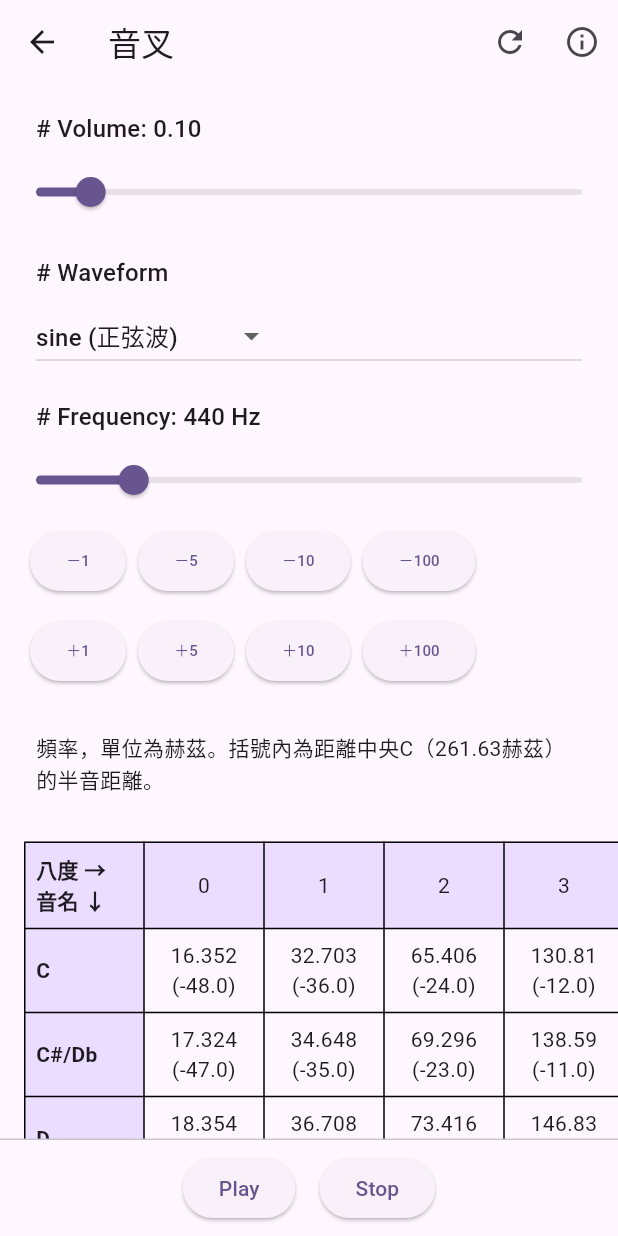
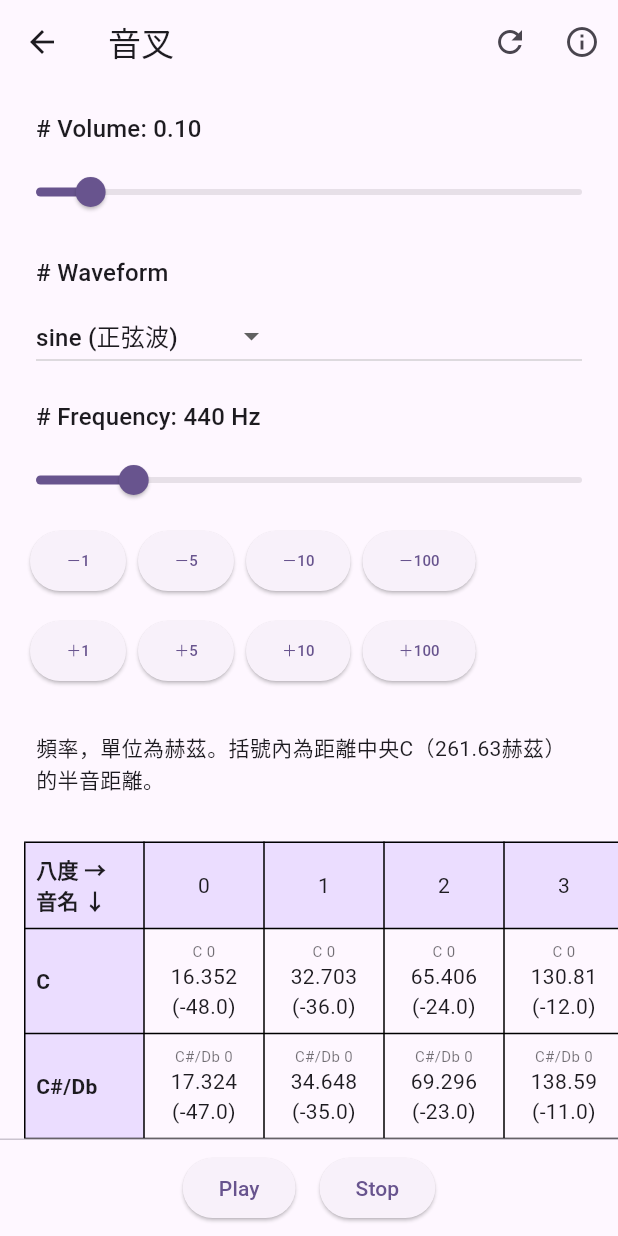
Before and after one commit to wjprogramer/flutter_sing_tools, a Flutter app: the TuningForkPage screen opened directly, on a phone screen of 412 x 824 dp. Run offline on Flutter 3.47's test engine with Material 3 defaults, Android fonts, the phone set to English and light mode, and no system bars; our stand-ins replace bloc, equatable, fl_chart, flutter_bloc, gap, permission_handler and 3 more; missing offline and left inert: buffered_list_stream, dart:js_interop, flutter_sound, pitch_detector_dart, pitchupdart, record.

Commit message:
tuning fork

```diff
--- /dev/null
+++ b/lib/pages/tuning_fork/enums.dart
@@ -0,0 +1,27 @@
+enum Waveform {
+  sine,
+  square,
+  triangle,
+  sawtooth;
+
+  String get code => switch (this) {
+    Waveform.sine => 'sine',
+    Waveform.square => 'square',
+    Waveform.triangle => 'triangle',
+    Waveform.sawtooth => 'sawtooth',
+  };
+
+  String get displayName => switch (this) {
+    Waveform.sine => 'sine (正弦波)',
+    Waveform.square => 'square (方波)',
+    Waveform.triangle => 'triangle (三角波)',
+    Waveform.sawtooth => 'sawtooth (鋸齒波)',
+  };
+
+  double get limitMaxVolume => switch (this) {
+    Waveform.sine => 1,
+    Waveform.square => 0.01,
+    Waveform.triangle => 0.03,
+    Waveform.sawtooth => 0.015,
+  };
+}
--- /dev/null
+++ b/lib/pages/tuning_fork/models.dart
@@ -0,0 +1,31 @@
+class FrequencyItem {
+  FrequencyItem(this.value, this.diff, {
+    this.note = '',
+    this.octave = 0,
+  });
+
+  /// 音名
+  final String note;
+
+  /// 八度
+  final int octave;
+
+  /// 頻率
+  final double value;
+
+  final double diff;
+
+  FrequencyItem copyWith({
+    String? note,
+    int? octave,
+    double? value,
+    double? diff,
+  }) {
+    return FrequencyItem(
+      value ?? this.value,
+      diff ?? this.diff,
+      note: note ?? this.note,
+      octave: octave ?? this.octave,
+    );
+  }
+}
--- /dev/null
+++ b/lib/pages/tuning_fork/repositories.dart
@@ -0,0 +1,58 @@
+import 'models.dart';
+
+class PitchFrequencyRepository {
+  final List<String> _octaves = ['0', '1', '2', '3', '4', '5', '6', '7', '8', '9'];
+  final List<String> _notes = [
+    'C', 'C#/Db', 'D', 'D#/Eb', 'E', 'F',
+    'F#/Gb', 'G', 'G#/Ab', 'A', 'A#/Bb', 'B'
+  ];
+
+  final List<List<FrequencyItem>> _frequencies = [
+    [FrequencyItem(16.352, -48), FrequencyItem(32.703, -36), FrequencyItem(65.406, -24), FrequencyItem(130.81, -12), FrequencyItem(261.63, 0), FrequencyItem(523.25, 12),
+      FrequencyItem(1046.5, 24), FrequencyItem(2093.0, 36), FrequencyItem(4186.0, 48), FrequencyItem(8372.0, 60)],
+    [FrequencyItem(17.324, -47), FrequencyItem(34.648, -35), FrequencyItem(69.296, -23), FrequencyItem(138.59, -11), FrequencyItem(277.18, 1), FrequencyItem(554.37, 13),
+      FrequencyItem(1108.7, 25), FrequencyItem(2217.5, 37), FrequencyItem(4434.9, 49), FrequencyItem(8869.8, 61)],
+    [FrequencyItem(18.354, -46), FrequencyItem(36.708, -34), FrequencyItem(73.416, -22), FrequencyItem(146.83, -10), FrequencyItem(293.66, 2), FrequencyItem(587.33, 14),
+      FrequencyItem(1174.7, 26), FrequencyItem(2349.3, 38), FrequencyItem(4698.6, 50), FrequencyItem(9397.3, 62)],
+    [FrequencyItem(19.445, -45), FrequencyItem(38.891, -33), FrequencyItem(77.782, -21), FrequencyItem(155.56, -9), FrequencyItem(311.13, 3), FrequencyItem(622.25, 15),
+      FrequencyItem(1244.5, 27), FrequencyItem(2489.0, 39), FrequencyItem(4978.0, 51), FrequencyItem(9956.1, 63)],
+    [FrequencyItem(20.602, -44), FrequencyItem(41.203, -32), FrequencyItem(82.407, -20), FrequencyItem(164.81, -8), FrequencyItem(329.63, 4), FrequencyItem(659.26, 16),
+      FrequencyItem(1318.5, 28), FrequencyItem(2637.0, 40), FrequencyItem(5274.0, 52), FrequencyItem(10548, 64)],
+    [FrequencyItem(21.827, -43), FrequencyItem(43.654, -31), FrequencyItem(87.307, -19), FrequencyItem(174.61, -7), FrequencyItem(349.23, 5), FrequencyItem(698.46, 17),
+      FrequencyItem(1396.9, 29), FrequencyItem(2793.8, 41), FrequencyItem(5587.7, 53), FrequencyItem(11175, 65)],
+    [FrequencyItem(23.125, -42), FrequencyItem(46.249, -30), FrequencyItem(92.499, -18), FrequencyItem(185.00, -6), FrequencyItem(369.99, 6), FrequencyItem(739.99, 18),
+      FrequencyItem(1480.0, 30), FrequencyItem(2960.0, 42), FrequencyItem(5919.0, 54), FrequencyItem(11840, 66)],
+    [FrequencyItem(24.500, -41), FrequencyItem(48.999, -29), FrequencyItem(97.999, -17), FrequencyItem(196.00, -5), FrequencyItem(392.00, 7), FrequencyItem(783.99, 19),
+      FrequencyItem(1568.0, 31), FrequencyItem(3136.0, 43), FrequencyItem(6271.9, 55), FrequencyItem(12544, 67)],
+    [FrequencyItem(25.957, -40), FrequencyItem(51.913, -28), FrequencyItem(103.83, -16), FrequencyItem(207.65, -4), FrequencyItem(415.30, 8), FrequencyItem(830.61, 20),
+      FrequencyItem(1661.2, 32), FrequencyItem(3322.4, 44), FrequencyItem(6644.9, 56), FrequencyItem(13290, 68)],
+    [FrequencyItem(27.500, -39), FrequencyItem(55.000, -27), FrequencyItem(110.00, -15), FrequencyItem(220.00, -3), FrequencyItem(440.00, 9), FrequencyItem(880.00, 21),
+      FrequencyItem(1760.0, 33), FrequencyItem(3520.0, 45), FrequencyItem(7040.0, 57), FrequencyItem(14080, 69)],
+    [FrequencyItem(29.135, -38), FrequencyItem(58.270, -26), FrequencyItem(116.54, -14), FrequencyItem(233.08, -2), FrequencyItem(466.16, 10), FrequencyItem(932.33, 22),
+      FrequencyItem(1864.7, 34), FrequencyItem(3729.3, 46), FrequencyItem(7458.6, 58), FrequencyItem(14917, 70)],
+    [FrequencyItem(30.868, -37), FrequencyItem(61.735, -25), FrequencyItem(123.47, -13), FrequencyItem(246.94, -1), FrequencyItem(493.88, 11), FrequencyItem(987.77, 23),
+      FrequencyItem(1975.5, 35), FrequencyItem(3951.1, 47), FrequencyItem(7902.1, 59), FrequencyItem(15804, 71)],
+  ];
+
+  List<String> getOctaves() {
+    return _octaves.toList();
+  }
+
+  List<String> getNotes() {
+    return _notes.toList();
+  }
+
+  List<List<FrequencyItem>> getFrequencies() {
+    final List<List<FrequencyItem>> result = [];
+
+    for (var i = 0; i < _notes.length; i++) {
+      final List<FrequencyItem> octaveFrequencies = _frequencies[i];
+      final List<FrequencyItem> octaveItems = octaveFrequencies.map((item) {
+        return item.copyWith(note: _notes[i], octave: 0);
+      }).toList();
+      result.add(octaveItems);
+    }
+
+    return result;
+  }
+}
--- a/lib/pages/tuning_fork/tuning_fork_page.dart
+++ b/lib/pages/tuning_fork/tuning_fork_page.dart
@@ -1,11 +1,15 @@
 import 'dart:convert';
 
 import 'package:flutter/material.dart';
+import 'package:flutter_sing_tools/pages/tuning_fork/repositories.dart';
 import 'package:flutter_sing_tools/utilities/assets.dart';
 import 'package:flutter_sing_tools/widgets/widgets.dart';
 import 'package:gap/gap.dart';
 import 'package:rxdart/rxdart.dart';
 import 'package:webview_flutter/webview_flutter.dart';
+
+import 'enums.dart';
+import 'models.dart';
 
 /// Ref:
 ///
@@ -22,7 +26,7 @@ class _TuningForkPageState extends State<TuningForkPage> {
 
   final _frequency$ = BehaviorSubject.seeded(440.0);
   final _volume$ = BehaviorSubject.seeded(0.1);
-  final _waveform$ = BehaviorSubject.seeded(_Waveform.sine);
+  final _waveform$ = BehaviorSubject.seeded(Waveform.sine);
 
   @override
   void initState() {
@@ -54,29 +58,33 @@ class _TuningForkPageState extends State<TuningForkPage> {
   }
 
   Future<void> _setVolume(double volume) async {
+    final maxVolume = _waveform$.value.limitMaxVolume;
+    final realVolume = volume.clamp(0, maxVolume);
     _volume$.add(volume);
-    await _controller.runJavaScript('setVolume(${volume.toStringAsFixed(2)})');
+    await _controller.runJavaScript('setVolume(${realVolume.toStringAsFixed(2)})');
   }
 
-  Future<void> _setWaveform(_Waveform? waveform) async {
+  Future<void> _setWaveform(Waveform? waveform) async {
     if (waveform == null || waveform == _waveform$.value) return;
     _waveform$.add(waveform);
-    await _controller.runJavaScript("setWaveform('${waveform.code}')");
+    await _controller.runJavaScript('setWaveform("${waveform.code}")');
     await _play();
   }
 
   Future<void> _play() async {
+    final maxVolume = _waveform$.value.limitMaxVolume;
+    final volume = _volume$.value.clamp(0, maxVolume);
     final options = {
       'frequency': _frequency$.value.toInt(),
-      'volume': _volume$.value.toStringAsFixed(2),
+      'volume': volume.toStringAsFixed(3),
       'waveform': _waveform$.value.code,
     };
     final optionsJson = jsonEncode(options);
-    await _controller.runJavaScript("play($optionsJson)");
+    await _controller.runJavaScript('play($optionsJson)');
   }
 
   Future<void> _stop() async {
-    await _controller.runJavaScript("stop()");
+    await _controller.runJavaScript('stop()');
   }
 
   @override
@@ -155,6 +163,26 @@ class _TuningForkPageState extends State<TuningForkPage> {
                                 value: value,
                                 onChanged: _setVolume,
                               ),
+                              StreamBuilder<Waveform>(
+                                stream: _waveform$,
+                                builder: (context, snapshot) {
+                                  final wave = snapshot.data ?? Waveform.sine;
+                                  final maxVolume = wave.limitMaxVolume;
+
+                                  if (maxVolume == 1) {
+                                    return SizedBox.shrink();
+                                  }
+
+                                  return FSPadding(
+                                    child: Text(
+                                      '為了保護聽力，${wave.displayName} 最大音量限制：${maxVolume.toStringAsFixed(2)}',
+                                      style: TextStyle(
+                                        color: Theme.of(context).colorScheme.error,
+                                      ),
+                                    ),
+                                  );
+                                },
+                              ),
                             ],
                           );
                         },
@@ -162,14 +190,14 @@ class _TuningForkPageState extends State<TuningForkPage> {
                       FSPadding(
                         child: FSTitle('# Waveform'),
                       ),
-                      StreamBuilder<_Waveform>(
+                      StreamBuilder<Waveform>(
                         stream: _waveform$,
                         builder: (context, snapshot) {
-                          final value = snapshot.data ?? _Waveform.sine;
+                          final value = snapshot.data ?? Waveform.sine;
                           return FSPadding(
-                            child: DropdownButton<_Waveform>(
+                            child: DropdownButton<Waveform>(
                               value: value,
-                              items: _Waveform.values.map((type) => DropdownMenuItem(
+                              items: Waveform.values.map((type) => DropdownMenuItem(
                                 value: type,
                                 child: Text(type.displayName),
                               )).toList(),
@@ -234,7 +262,18 @@ class _TuningForkPageState extends State<TuningForkPage> {
                           horizontal: 16,
                         ),
                         scrollDirection: Axis.horizontal,
-                        child: PitchFrequencyTable(),
+                        child: StreamBuilder<double>(
+                          stream: _frequency$,
+                          builder: (context, snapshot) {
+                            final value = snapshot.data ?? 440.0;
+                            return PitchFrequencyTable(
+                              value: value,
+                              onTap: (freqItem) {
+                                _setFrequency(freqItem.value);
+                              },
+                            );
+                          },
+                        ),
                       ),
                     ],
                   ),
@@ -270,63 +309,36 @@ class _TuningForkPageState extends State<TuningForkPage> {
   }
 }
 
-enum _Waveform {
-  sine,
-  square,
-  triangle,
-  sawtooth;
+/// 音高頻率表
+class PitchFrequencyTable extends StatefulWidget {
+  const PitchFrequencyTable({
+    super.key,
+    required this.value,
+    this.onTap,
+  });
 
-  String get code => switch (this) {
-    _Waveform.sine => 'sine',
-    _Waveform.square => 'square',
-    _Waveform.triangle => 'triangle',
-    _Waveform.sawtooth => 'sawtooth',
-  };
+  /// 頻率值，單位為赫茲
+  final double value;
 
-  String get displayName => switch (this) {
-    _Waveform.sine => 'sine (正弦波)',
-    _Waveform.square => 'square (方波)',
-    _Waveform.triangle => 'triangle (三角波)',
-    _Waveform.sawtooth => 'sawtooth (鋸齒波)',
-  };
+  final void Function(FrequencyItem item)? onTap;
+
+  @override
+  State<PitchFrequencyTable> createState() => _PitchFrequencyTableState();
 }
 
-/// 音高頻率表
-class PitchFrequencyTable extends StatelessWidget {
-  PitchFrequencyTable({super.key});
+class _PitchFrequencyTableState extends State<PitchFrequencyTable> {
+  final PitchFrequencyRepository _repository = PitchFrequencyRepository();
+  List<String> _octaves = [];
+  List<String> _notes = [];
+  List<List<FrequencyItem>> _frequencies = [];
 
-  final List<String> octaves = ['0', '1', '2', '3', '4', '5', '6', '7', '8', '9'];
-  final List<String> notes = [
-    'C', 'C#/Db', 'D', 'D#/Eb', 'E', 'F',
-    'F#/Gb', 'G', 'G#/Ab', 'A', 'A#/Bb', 'B'
-  ];
-
-  final List<List<_FrequencyItem>> _frequencies = [
-    [_FrequencyItem(16.352, -48), _FrequencyItem(32.703, -36), _FrequencyItem(65.406, -24), _FrequencyItem(130.81, -12), _FrequencyItem(261.63, 0), _FrequencyItem(523.25, 12),
-      _FrequencyItem(1046.5, 24), _FrequencyItem(2093.0, 36), _FrequencyItem(4186.0, 48), _FrequencyItem(8372.0, 60)],
-    [_FrequencyItem(17.324, -47), _FrequencyItem(34.648, -35), _FrequencyItem(69.296, -23), _FrequencyItem(138.59, -11), _FrequencyItem(277.18, 1), _FrequencyItem(554.37, 13),
-      _FrequencyItem(1108.7, 25), _FrequencyItem(2217.5, 37), _FrequencyItem(4434.9, 49), _FrequencyItem(8869.8, 61)],
-    [_FrequencyItem(18.354, -46), _FrequencyItem(36.708, -34), _FrequencyItem(73.416, -22), _FrequencyItem(146.83, -10), _FrequencyItem(293.66, 2), _FrequencyItem(587.33, 14),
-      _FrequencyItem(1174.7, 26), _FrequencyItem(2349.3, 38), _FrequencyItem(4698.6, 50), _FrequencyItem(9397.3, 62)],
-    [_FrequencyItem(19.445, -45), _FrequencyItem(38.891, -33), _FrequencyItem(77.782, -21), _FrequencyItem(155.56, -9), _FrequencyItem(311.13, 3), _FrequencyItem(622.25, 15),
-      _FrequencyItem(1244.5, 27), _FrequencyItem(2489.0, 39), _FrequencyItem(4978.0, 51), _FrequencyItem(9956.1, 63)],
-    [_FrequencyItem(20.602, -44), _FrequencyItem(41.203, -32), _FrequencyItem(82.407, -20), _FrequencyItem(164.81, -8), _FrequencyItem(329.63, 4), _FrequencyItem(659.26, 16),
-      _FrequencyItem(1318.5, 28), _FrequencyItem(2637.0, 40), _FrequencyItem(5274.0, 52), _FrequencyItem(10548, 64)],
-    [_FrequencyItem(21.827, -43), _FrequencyItem(43.654, -31), _FrequencyItem(87.307, -19), _FrequencyItem(174.61, -7), _FrequencyItem(349.23, 5), _FrequencyItem(698.46, 17),
-      _FrequencyItem(1396.9, 29), _FrequencyItem(2793.8, 41), _FrequencyItem(5587.7, 53), _FrequencyItem(11175, 65)],
-    [_FrequencyItem(23.125, -42), _FrequencyItem(46.249, -30), _FrequencyItem(92.499, -18), _FrequencyItem(185.00, -6), _FrequencyItem(369.99, 6), _FrequencyItem(739.99, 18),
-      _FrequencyItem(1480.0, 30), _FrequencyItem(2960.0, 42), _FrequencyItem(5919.0, 54), _FrequencyItem(11840, 66)],
-    [_FrequencyItem(24.500, -41), _FrequencyItem(48.999, -29), _FrequencyItem(97.999, -17), _FrequencyItem(196.00, -5), _FrequencyItem(392.00, 7), _FrequencyItem(783.99, 19),
-      _FrequencyItem(1568.0, 31), _FrequencyItem(3136.0, 43), _FrequencyItem(6271.9, 55), _FrequencyItem(12544, 67)],
-    [_FrequencyItem(25.957, -40), _FrequencyItem(51.913, -28), _FrequencyItem(103.83, -16), _FrequencyItem(207.65, -4), _FrequencyItem(415.30, 8), _FrequencyItem(830.61, 20),
-      _FrequencyItem(1661.2, 32), _FrequencyItem(3322.4, 44), _FrequencyItem(6644.9, 56), _FrequencyItem(13290, 68)],
-    [_FrequencyItem(27.500, -39), _FrequencyItem(55.000, -27), _FrequencyItem(110.00, -15), _FrequencyItem(220.00, -3), _FrequencyItem(440.00, 9), _FrequencyItem(880.00, 21),
-      _FrequencyItem(1760.0, 33), _FrequencyItem(3520.0, 45), _FrequencyItem(7040.0, 57), _FrequencyItem(14080, 69)],
-    [_FrequencyItem(29.135, -38), _FrequencyItem(58.270, -26), _FrequencyItem(116.54, -14), _FrequencyItem(233.08, -2), _FrequencyItem(466.16, 10), _FrequencyItem(932.33, 22),
-      _FrequencyItem(1864.7, 34), _FrequencyItem(3729.3, 46), _FrequencyItem(7458.6, 58), _FrequencyItem(14917, 70)],
-    [_FrequencyItem(30.868, -37), _FrequencyItem(61.735, -25), _FrequencyItem(123.47, -13), _FrequencyItem(246.94, -1), _FrequencyItem(493.88, 11), _FrequencyItem(987.77, 23),
-      _FrequencyItem(1975.5, 35), _FrequencyItem(3951.1, 47), _FrequencyItem(7902.1, 59), _FrequencyItem(15804, 71)],
-  ];
+  @override
+  void initState() {
+    super.initState();
+    _octaves = _repository.getOctaves();
+    _notes = _repository.getNotes();
+    _frequencies = _repository.getFrequencies();
+  }
 
   @override
   Widget build(BuildContext context) {
@@ -347,7 +359,7 @@ class PitchFrequencyTable extends StatelessWidget {
                 '八度 →\n音名 ↓', style: TextStyle(fontWeight: FontWeight.bold),
               ),
             ),
-            ...octaves.map((o) => TableCell(
+            ..._octaves.map((o) => TableCell(
               verticalAlignment: TableCellVerticalAlignment.fill,
               child: Container(
                 alignment: Alignment.center,
@@ -367,15 +379,39 @@ class PitchFrequencyTable extends StatelessWidget {
                   alignment: AlignmentDirectional.centerStart,
                   padding: EdgeInsets.all(8),
                   color: headerBackground,
-                  child: Text(notes[i], style: TextStyle(fontWeight: FontWeight.bold)),
+                  child: Text(_notes[i], style: TextStyle(fontWeight: FontWeight.bold)),
                 ),
               ),
               for (var freq in _frequencies[i])
-                Container(
-                  padding: EdgeInsets.all(8),
-                  child: Text(
-                    '${freq.value}\n(${freq.diff >= 0 ? '+' : ''}${freq.diff})',
-                    textAlign: TextAlign.center,
+                TableCell(
+                  child: InkWell(
+                    onTap: widget.onTap == null ? null : () {
+                      widget.onTap?.call(freq);
+                    },
+                    child: Container(
+                      decoration: BoxDecoration(
+                        color: freq.value.round() == widget.value.round()
+                            ? theme.colorScheme.tertiary.withAlpha(60)
+                            : Colors.transparent,
+                      ),
+                      padding: EdgeInsets.all(8),
+                      child: Column(
+                        children: [
+                          Text(
+                            '${freq.note} ${freq.octave}',
+                            style: TextStyle(
+                              fontSize: 10,
+                              color: theme.colorScheme.onSurface.withAlpha(160),
+                            ),
+                            textAlign: TextAlign.center,
+                          ),
+                          Text(
+                            '${freq.value}\n(${freq.diff >= 0 ? '+' : ''}${freq.diff})',
+                            textAlign: TextAlign.center,
+                          ),
+                        ],
+                      ),
+                    ),
                   ),
                 ),
             ],
@@ -384,12 +420,3 @@ class PitchFrequencyTable extends StatelessWidget {
     );
   }
 }
-
-class _FrequencyItem {
-  _FrequencyItem(this.value, this.diff);
-
-  /// 頻率
-  final double value;
-
-  final double diff;
-}
```
